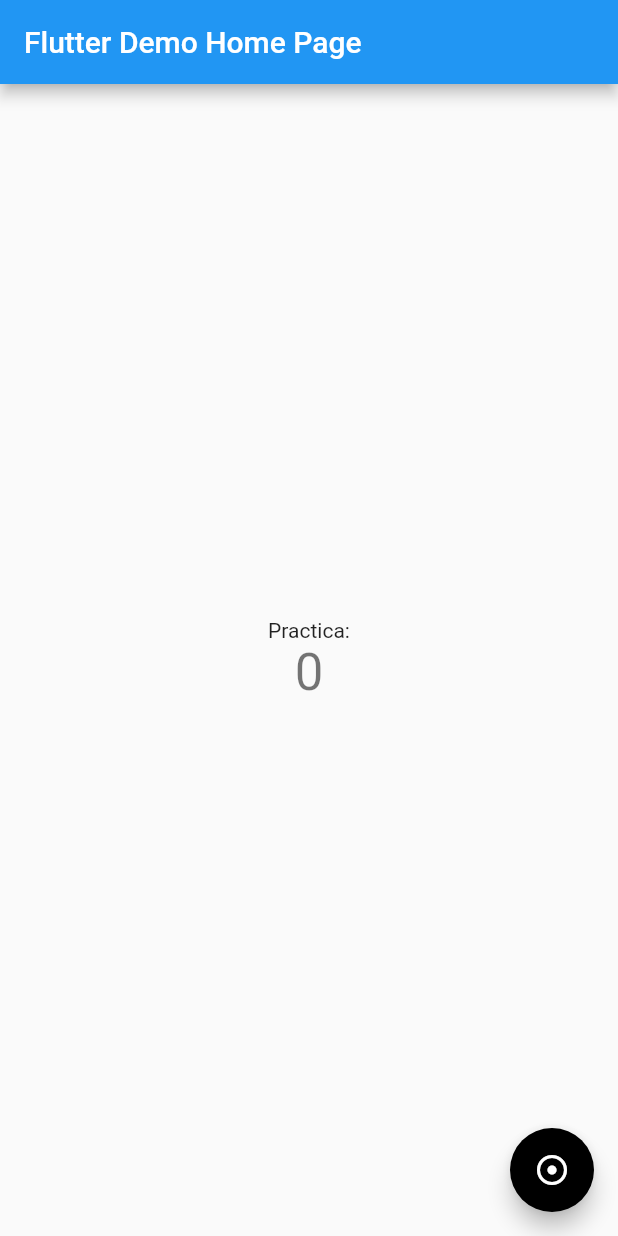
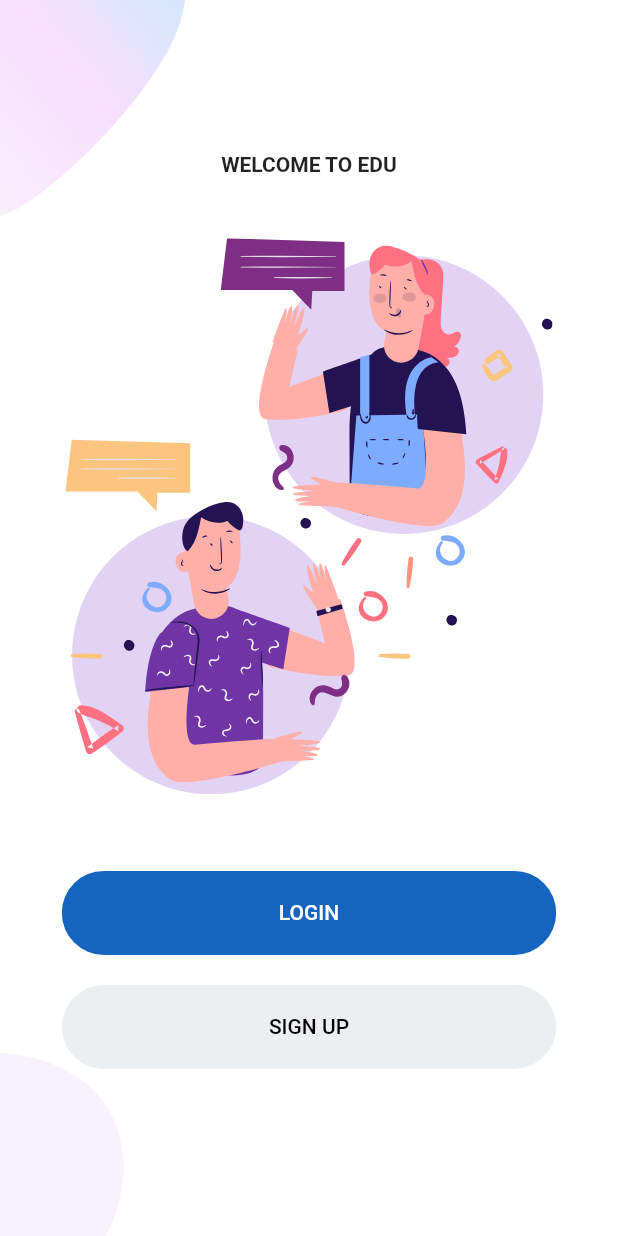
Before and after one commit to JeanMarcoRU/Dosis, a Flutter app: the screen it shows after launch, on a phone screen of 412 x 824 dp. Run offline on Flutter 3.47's test engine with Material 2 defaults, Android fonts, the phone set to English and light mode, and no system bars; drawn by our look-alikes of flutter_speed_dial; our stand-ins replace flutter_svg.

Commit message:
Log in template

```diff
--- /dev/null
+++ b/dosis/lib/Screens/Login/components/background.dart
@@ -0,0 +1,40 @@
+import 'package:flutter/material.dart';
+
+class Background extends StatelessWidget {
+  final Widget child;
+  const Background({
+    Key key,
+    @required this.child,
+  }) : super(key: key);
+
+  @override
+  Widget build(BuildContext context) {
+    Size size = MediaQuery.of(context).size;
+    return Container(
+      width: double.infinity,
+      height: size.height,
+      child: Stack(
+        alignment: Alignment.center,
+        children: <Widget>[
+          Positioned(
+            top: 0,
+            left: 0,
+            child: Image.asset(
+              "assets/images/main_top.png",
+              width: size.width * 0.35,
+            ),
+          ),
+          Positioned(
+            bottom: 0,
+            right: 0,
+            child: Image.asset(
+              "assets/images/login_bottom.png",
+              width: size.width * 0.4,
+            ),
+          ),
+          child,
+        ],
+      ),
+    );
+  }
+}
--- /dev/null
+++ b/dosis/lib/Screens/Signup/components/background.dart
@@ -0,0 +1,41 @@
+import 'package:flutter/material.dart';
+
+class Background extends StatelessWidget {
+  final Widget child;
+  const Background({
+    Key key,
+    @required this.child,
+  }) : super(key: key);
+
+  @override
+  Widget build(BuildContext context) {
+    Size size = MediaQuery.of(context).size;
+    return Container(
+      height: size.height,
+      width: double.infinity,
+      // Here i can use size.width but use double.infinity because both work as a same
+      child: Stack(
+        alignment: Alignment.center,
+        children: <Widget>[
+          Positioned(
+            top: 0,
+            left: 0,
+            child: Image.asset(
+              "assets/images/signup_top.png",
+              width: size.width * 0.35,
+            ),
+          ),
+          Positioned(
+            bottom: 0,
+            left: 0,
+            child: Image.asset(
+              "assets/images/main_bottom.png",
+              width: size.width * 0.25,
+            ),
+          ),
+          child,
+        ],
+      ),
+    );
+  }
+}
--- /dev/null
+++ b/dosis/lib/Screens/Welcome/components/background.dart
@@ -0,0 +1,40 @@
+import 'package:flutter/material.dart';
+
+class Background extends StatelessWidget {
+  final Widget child;
+  const Background({
+    Key key,
+    @required this.child,
+  }) : super(key: key);
+
+  @override
+  Widget build(BuildContext context) {
+    Size size = MediaQuery.of(context).size;
+    return Container(
+      height: size.height,
+      width: double.infinity,
+      child: Stack(
+        alignment: Alignment.center,
+        children: <Widget>[
+          Positioned(
+            top: 0,
+            left: 0,
+            child: Image.asset(
+              "assets/images/main_top.png",
+              width: size.width * 0.3,
+            ),
+          ),
+          Positioned(
+            bottom: 0,
+            left: 0,
+            child: Image.asset(
+              "assets/images/main_bottom.png",
+              width: size.width * 0.2,
+            ),
+          ),
+          child,
+        ],
+      ),
+    );
+  }
+}
--- /dev/null
+++ b/dosis/lib/Screens/Welcome/components/body.dart
@@ -0,0 +1,62 @@
+import 'package:flutter/material.dart';
+import 'package:dosis/Screens/Login/login_screen.dart';
+import 'package:dosis/Screens/Signup/signup_screen.dart';
+import 'package:dosis/Screens/Welcome/components/background.dart';
+import 'package:dosis/components/rounded_button.dart';
+import 'package:dosis/constants.dart';
+import 'package:flutter_svg/svg.dart';
+
+class Body extends StatelessWidget {
+  @override
+  Widget build(BuildContext context) {
+    Size size = MediaQuery.of(context).size;
+    // This size provide us total height and width of our screen
+    return Background(
+      child: SingleChildScrollView(
+        child: Column(
+          mainAxisAlignment: MainAxisAlignment.center,
+          children: <Widget>[
+            Text(
+              "WELCOME TO EDU",
+              style: TextStyle(fontWeight: FontWeight.bold),
+            ),
+            SizedBox(height: size.height * 0.05),
+            SvgPicture.asset(
+              "assets/icons/chat.svg",
+              height: size.height * 0.45,
+            ),
+            SizedBox(height: size.height * 0.05),
+            RoundedButton(
+              text: "LOGIN",
+              press: () {
+                Navigator.push(
+                  context,
+                  MaterialPageRoute(
+                    builder: (context) {
+                      return LoginScreen();
+                    },
+                  ),
+                );
+              },
+            ),
+            RoundedButton(
+              text: "SIGN UP",
+              color: kPrimaryLightColor,
+              textColor: Colors.black,
+              press: () {
+                Navigator.push(
+                  context,
+                  MaterialPageRoute(
+                    builder: (context) {
+                      return SignUpScreen();
+                    },
+                  ),
+                );
+              },
+            ),
+          ],
+        ),
+      ),
+    );
+  }
+}
--- /dev/null
+++ b/dosis/lib/Screens/Welcome/welcome_screen.dart
@@ -0,0 +1,11 @@
+import 'package:flutter/material.dart';
+import 'package:dosis/Screens/Welcome/components/body.dart';
+
+class WelcomeScreen extends StatelessWidget {
+  @override
+  Widget build(BuildContext context) {
+    return Scaffold(
+      body: Body(),
+    );
+  }
+}
--- /dev/null
+++ b/dosis/lib/components/rounded_button.dart
@@ -0,0 +1,36 @@
+import 'package:flutter/material.dart';
+import 'package:dosis/constants.dart';
+
+class RoundedButton extends StatelessWidget {
+  final String text;
+  final Function press;
+  final Color color, textColor;
+  const RoundedButton({
+    Key key,
+    this.text,
+    this.press,
+    this.color = kPrimaryColor,
+    this.textColor = Colors.white,
+  }) : super(key: key);
+
+  @override
+  Widget build(BuildContext context) {
+    Size size = MediaQuery.of(context).size;
+    return Container(
+      margin: EdgeInsets.symmetric(vertical: 10),
+      width: size.width * 0.8,
+      child: ClipRRect(
+        borderRadius: BorderRadius.circular(29),
+        child: FlatButton(
+          padding: EdgeInsets.symmetric(vertical: 20, horizontal: 40),
+          color: color,
+          onPressed: press,
+          child: Text(
+            text,
+            style: TextStyle(color: textColor),
+          ),
+        ),
+      ),
+    );
+  }
+}
--- /dev/null
+++ b/dosis/lib/constants.dart
@@ -0,0 +1,4 @@
+import 'package:flutter/material.dart';
+
+const kPrimaryColor = Color(0xFF1565C0);
+const kPrimaryLightColor = Color(0xFFECEFF1);
--- a/dosis/lib/main.dart
+++ b/dosis/lib/main.dart
@@ -1,89 +1,21 @@
 import 'package:flutter/material.dart';
-import 'package:flutter_speed_dial/flutter_speed_dial.dart';
+import 'package:dosis/Screens/Welcome/welcome_screen.dart';
+import 'package:dosis/constants.dart';
 
-void main() {
-  runApp(MyApp());
-}
+void main() => runApp(MyApp());
 
 class MyApp extends StatelessWidget {
   // This widget is the root of your application.
   @override
   Widget build(BuildContext context) {
     return MaterialApp(
-      title: 'Flutter Demo',
+      debugShowCheckedModeBanner: false,
+      title: 'Flutter Auth',
       theme: ThemeData(
-        primarySwatch: Colors.blue,
+        primaryColor: kPrimaryColor,
+        scaffoldBackgroundColor: Colors.white,
       ),
-      home: MyHomePage(title: 'Flutter Demo Home Page'),
+      home: WelcomeScreen(),
     );
   }
 }
-
-class MyHomePage extends StatefulWidget {
-  MyHomePage({Key key, this.title}) : super(key: key);
-
-  final String title;
-
-  @override
-  _MyHomePageState createState() => _MyHomePageState();
-}
-
-class _MyHomePageState extends State<MyHomePage> {
-  int _counter = 0;
-
-  void _incrementCounter() {
-    setState(() {
-      _counter++;
-    });
-  }
-
-  void _decrementCounter() {
-    setState(() {
-      _counter--;
-    });
-  }
-
-  @override
-  Widget build(BuildContext context) {
-    return Scaffold(
-      appBar: AppBar(
-        title: Text(widget.title),
-      ),
-      body: Center(
-        child: Column(
-          mainAxisAlignment: MainAxisAlignment.center,
-          children: <Widget>[
-            Text(
-              'Practica:',
-            ),
-            Text(
-              '$_counter',
-              style: Theme.of(context).textTheme.headline4,
-            ),
-          ],
-        ),
-      ),
-      floatingActionButton: SpeedDial(
-        backgroundColor: Colors.black,
-        closeManually: true,
-        child: Icon(Icons.adjust),
-        //animatedIcon: AnimatedIcons.list_view,
-        curve: Curves.bounceInOut,
-        children: [
-          SpeedDialChild(
-            onTap: _decrementCounter,
-            label: "Resta uno",
-            child: Icon(Icons.exposure_neg_1),
-            backgroundColor: Colors.red,
-          ),
-          SpeedDialChild(
-            onTap: _incrementCounter,
-            label: "Suma uno",
-            child: Icon(Icons.exposure_plus_1),
-            backgroundColor: Colors.green,
-          ),
-        ],
-      ), // This trailing comma makes auto-formatting nicer for build methods.
-    );
-  }
-}
```
Also changed, not shown: dosis/lib/Screens/Login/components/body.dart (added, +65 -0 lines), dosis/lib/Screens/Login/login_screen.dart (added, +11 -0 lines), dosis/lib/Screens/Signup/components/body.dart (added, +78 -0 lines), dosis/lib/Screens/Signup/components/or_divider.dart (added, +38 -0 lines), dosis/lib/Screens/Signup/components/social_icon.dart (added, +36 -0 lines), dosis/lib/Screens/Signup/signup_screen.dart (added, +11 -0 lines), dosis/lib/components/already_have_an_account_acheck.dart (added, +35 -0 lines), dosis/lib/components/rounded_input_field.dart (added, +33 -0 lines), dosis/lib/components/rounded_password_field.dart (added, +34 -0 lines), dosis/lib/components/text_field_container.dart (added, +25 -0 lines), dosis/pubspec.yaml (+5 -8 lines).
